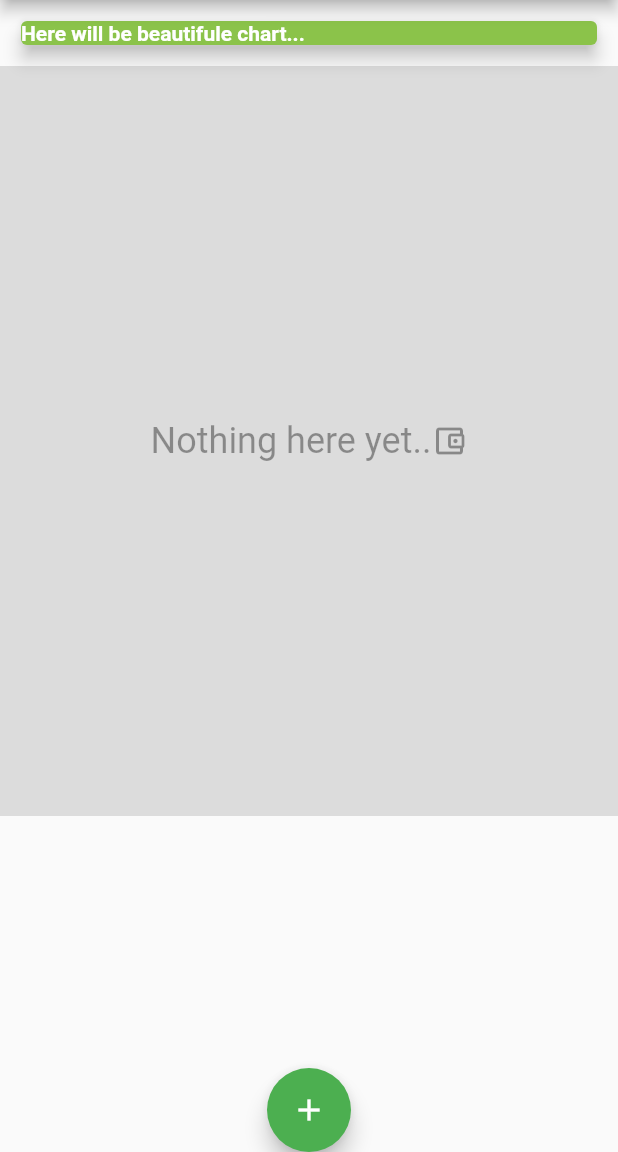
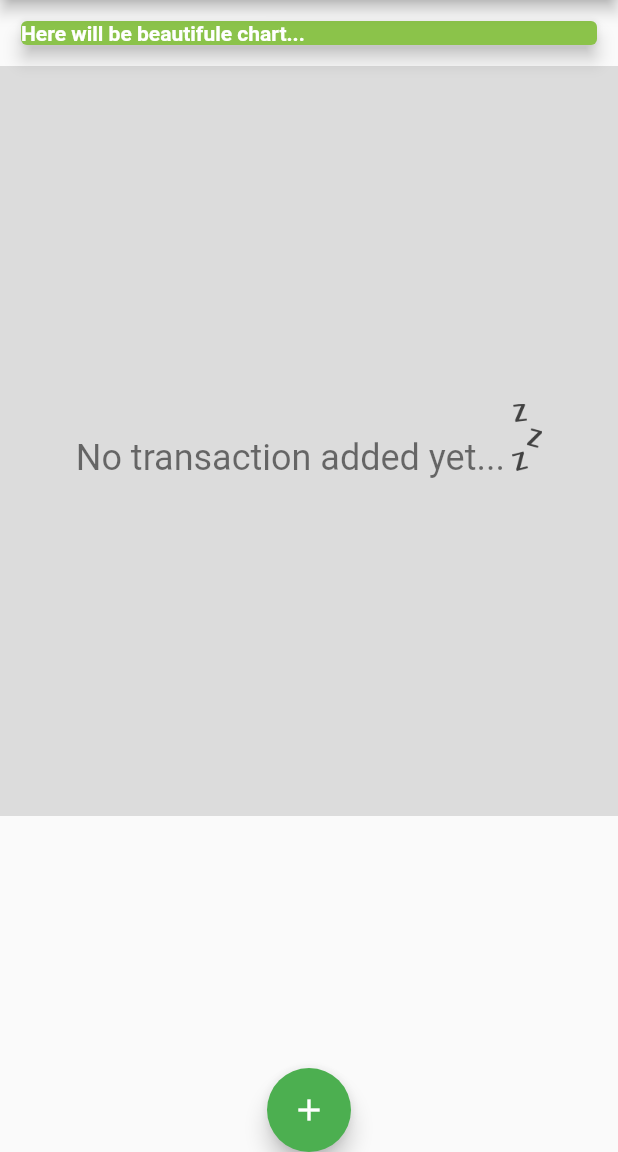
Before and after one commit to YehorBubyrDev/personal_expenses_app, a Flutter app: the screen it shows after launch, on a phone screen of 412 x 824 dp, the part 84-1236 px from its top. Run offline on Flutter 3.47's test engine with Material 2 defaults, Android fonts, the phone set to English and light mode, and no system bars; Roboto replaces fonts that are missing (Quicks).

Commit message:
add image for empty screen

```diff
--- a/lib/main.dart
+++ b/lib/main.dart
@@ -14,13 +14,15 @@ class MyApp extends StatelessWidget {
     return MaterialApp(
       title: 'Peronal Expenses',
       theme: ThemeData(
-          primarySwatch: Colors.red,
-          fontFamily: 'Quicks',
-          appBarTheme: const AppBarTheme(
-              titleTextStyle: TextStyle(
-                  fontFamily: 'OpenSans',
-                  fontSize: 20,
-                  fontWeight: FontWeight.bold))),
+        primarySwatch: Colors.green,
+        fontFamily: 'Quicks',
+        appBarTheme: const AppBarTheme(
+          titleTextStyle: TextStyle(
+              fontFamily: 'OpenSans',
+              fontSize: 20,
+              fontWeight: FontWeight.bold),
+        ),
+      ),
       home: const MyHomePage(),
     );
   }
--- a/lib/widgets/empty_list.dart
+++ b/lib/widgets/empty_list.dart
@@ -14,17 +14,27 @@ class Empty extends StatelessWidget {
         children: <Widget>[
           Row(
             mainAxisAlignment: MainAxisAlignment.center,
-            children: const <Widget>[
-              Text(
-                'Nothing here yet..',
-                style: TextStyle(
-                  fontSize: 24,
-                  color: Colors.black38,
+            crossAxisAlignment: CrossAxisAlignment.end,
+            children: <Widget>[
+              Container(
+                child: const Text(
+                  'No transaction added yet...',
+                  style: TextStyle(
+                    fontSize: 24,
+                    color: Colors.black54,
+                  ),
                 ),
               ),
-              Icon(
-                Icons.account_balance_wallet_outlined,
-                color: Colors.black38,
+              const SizedBox(
+                width: 5,
+              ),
+              Container(
+                height: 50,
+                padding: const EdgeInsets.only(bottom: 5),
+                child: Image.asset(
+                  'assets/images/waiting.png',
+                  fit: BoxFit.cover,
+                ),
               ),
             ],
           ),
--- a/pubspec.yaml
+++ b/pubspec.yaml
@@ -59,8 +59,8 @@ flutter:
   uses-material-design: true
 
   # To add assets to your application, add an assets section, like this:
-  # assets:
-  #   - images/a_dot_burr.jpeg
+  assets:
+    - assets/images/waiting.png
   #   - images/a_dot_ham.jpeg
 
   # An image asset can refer to one or more resolution-specific "variants", see
```
Also changed, not shown: lib/widgets/transaction_list.dart (+5 -3 lines), assets/images/waiting.png (added).
